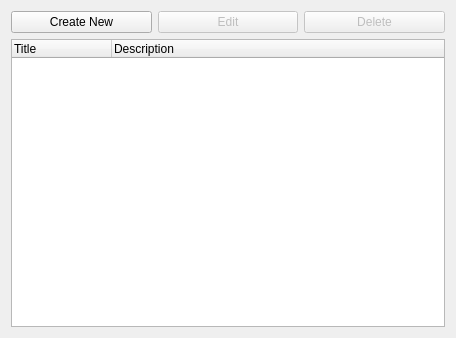
This is src/vocabsettingswidget.ui in KDE/kanagram as Qt 5 draws it before an edit. The edited form follows.
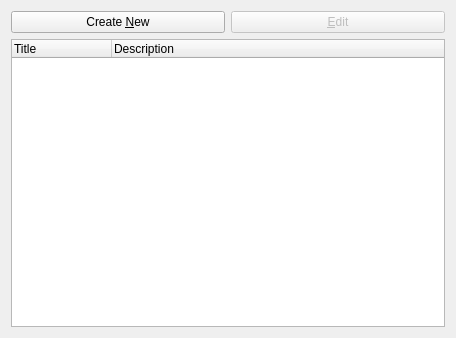
This is the edited form.

Commit message: removed delete button from vocabulary settings dialog, since most users dont have access to delete system-installed files anyway, also add keyboard shortcuts to ui elements

Diff of the .ui file:
```diff
--- a/src/vocabsettingswidget.ui
+++ b/src/vocabsettingswidget.ui
@@ -16,7 +16,19 @@
    <property name="margin" >
     <number>11</number>
    </property>
-   <property name="spacing" >
+   <property name="topMargin" >
+    <number>11</number>
+   </property>
+   <property name="rightMargin" >
+    <number>11</number>
+   </property>
+   <property name="bottomMargin" >
+    <number>11</number>
+   </property>
+   <property name="horizontalSpacing" >
+    <number>6</number>
+   </property>
+   <property name="verticalSpacing" >
     <number>6</number>
    </property>
    <item row="0" column="0" >
@@ -41,7 +53,7 @@
           <string>Creates a new vocabulary.</string>
          </property>
          <property name="text" >
-          <string>Create New</string>
+          <string>Create &amp;New</string>
          </property>
         </widget>
        </item>
@@ -54,20 +66,7 @@
           <string>Edits the selected vocabulary.</string>
          </property>
          <property name="text" >
-          <string>Edit</string>
-         </property>
-        </widget>
-       </item>
-       <item>
-        <widget class="QPushButton" name="btnDelete" >
-         <property name="enabled" >
-          <bool>false</bool>
-         </property>
-         <property name="whatsThis" >
-          <string>Deletes the selected vocabulary.</string>
-         </property>
-         <property name="text" >
-          <string>Delete</string>
+          <string>&amp;Edit</string>
          </property>
         </widget>
        </item>
```
Left out of the diff: 32 changed lines with no effect on the pictures. The commit also changes 4 other files.
